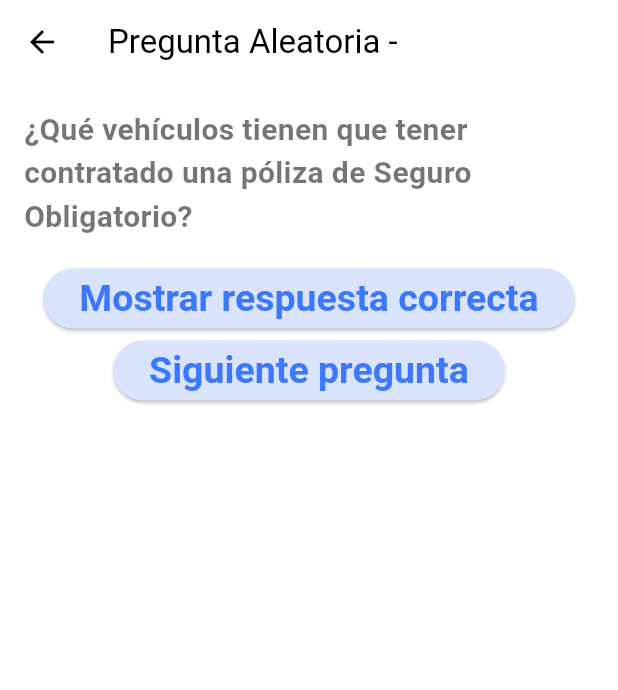
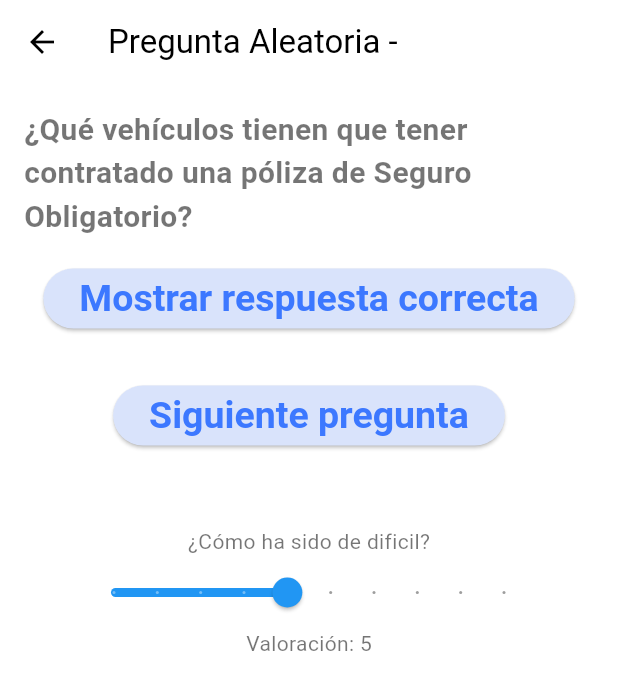
Before and after one commit to AChacon97/oposiciones, a Flutter app: the Respuestas_Temario screen opened directly with empty values, after a tap on "Mostrar respuesta correcta", after a tap on "Siguiente pregunta", on a phone screen of 412 x 824 dp. Shown: the top 690 px of the screen. Run offline on Flutter 3.47's test engine with Material 3 defaults, Android fonts, the phone set to English and light mode, and no system bars; our stand-ins replace firebase_core, image_picker, permission_handler; accounts and stored records are empty; Roboto replaces fonts that are missing (Times New Roman).

Commit message:
Pestaña de temarios_temas acabada

```diff
--- a/appoposiciones/lib/respuestas_temario.dart
+++ b/appoposiciones/lib/respuestas_temario.dart
@@ -17,21 +17,23 @@ class _Respuestas_TemarioState extends State<Respuestas_Temario> {
   List<dynamic> preguntas = [];
   List<dynamic> respuestas = [];
   int indicePregunta = -1; // Índice de la pregunta actual. (Inicialmente  no hay preguntas)
+  double valoracionDificultad = 5;
 
   Future<void> cargarDatos() async {
     // Cargar las preguntas
 
-    final String preguntasResponse = await rootBundle.loadString('assets/preguntas.json');
-    preguntas = json.decode(preguntasResponse)['preguntas'];
+    final String preguntasResponse = await rootBundle.loadString('assets/preguntas.json'); //
+    preguntas = json.decode(preguntasResponse)['preguntas']; // Conviertes la cadena de texto JSON a un objeto en Dart. El ['preguntas'] se riefere al nombre de la lista del documento JSON.
 
 
     // Cargar las respuestas
     final String respuestasReponse = await rootBundle.loadString('assets/respuestas.json');
-    respuestas = json.decode(respuestasReponse);
+    respuestas = json.decode(respuestasReponse); // Conviertes la cadena de texto JSON a un objeto en Dart.
 
     //Generar una pregunta aleatoria al cargar
     if (preguntas.isNotEmpty){
       indicePregunta = (DateTime.now().millisecondsSinceEpoch % preguntas.length).toInt();
+      /* Con esto DateTime.now().millisecondsSinceEpoch % conseguimos un número aleatorio entre 0 y preguntas.length */
     }
 
     setState(() {}); // Actualizar la interfaz después de cargar
@@ -48,18 +50,22 @@ class _Respuestas_TemarioState extends State<Respuestas_Temario> {
     if (indicePregunta >= 0 && indicePregunta < respuestas.length){
       //Obtener el ID de la pregunta actual
 
-    final preguntaActual = preguntas[indicePregunta];
-    final preguntaID = preguntaActual['id'];
+    final preguntaActual = preguntas[indicePregunta]; // Quieres coger el indicePreguntas que anteriormente es un número aleatorio. Ese numero lo tiene ya en la lista preguntas y se guarda en preguntasActual.
+    final preguntaID = preguntaActual['id']; // Como ya tenemos el numero aleatorio de la lista preguntas en preguntaActual pues ahora utilizamos ese número para ir al 'id' del archivo JSON de preguntas y así saber que pregunta es.
 
     // Buscar la respuesta correcta basada en el ID de la pregunta.
 
-    final respuestaActual = respuestas.firstWhere(
-      (respuesta)=> respuesta['preguntaId'] == preguntaID,
-       orElse: () => null,
+    final respuestaActual = respuestas.firstWhere( // Revisa cada elemento de la lista respuestas y busca el primer elemento que cumpla con una condición especifica.
+      (respuesta)=> respuesta['preguntaId'] == preguntaID, /* (respuesta): Es el nombre que se le da a cada elemento de esa lista mientras se está revisando uno por uno
+                                                               respuesta es un nombre temporar que se usa para refereirse a cada elemento en la lista mientras se busca
+                                                               Esta parte es una función que toma cada respuesta de la lista y verifica si su preguntaId es igual al preguntaID que tienes.
+
+                                                               EN CONCLUSION: La función busca en la lista respuestas la primera respuesta cuyo preguntaId coincida con preguntaID. Si encuentra una coincidencia, la guarda en la variable respuestaActual. Si no encuentra ninguna coincidencia, respuestaActual será null. */
+       orElse: () => null,// Si encuentra un elemento que cumple con la condición, lo devuelve; si no, ejecuta el bloque orElse.
     );
     if (respuestaActual != null){
       final correcta = respuestaActual['correcta'];
-      respuestaCorrecta = respuestaActual['respuestas'].firstWhere(
+      respuestaCorrecta = respuestaActual['respuestas'].firstWhere( //Si se encuentra una respuesta válida, obtiene el ID de la respuesta correcta y la busca en la lista.
         (respuesta) => respuesta['id'] == correcta,
          orElse: () => null,
       )?['respuesta']?? 'Respuesta no encontrada';
@@ -70,7 +76,7 @@ class _Respuestas_TemarioState extends State<Respuestas_Temario> {
 void siguientePregunta(){
   setState(() {
     // Generar un índice aleatorio
-    indicePregunta = (DateTime.now().millisecondsSinceEpoch % preguntas.length).toInt();
+    indicePregunta = (DateTime.now().millisecondsSinceEpoch % preguntas.length).toInt(); // Genera otra pregunta aleatoria y reinicia respuestaCorrecta.
     respuestaCorrecta = null; // Reiniciar la respuesta correcta.
   });
 }
@@ -102,9 +108,37 @@ void siguientePregunta(){
                     style: TextStyle(fontSize: 18.0, color: Colors.blue),
                     ),
                   ),
+                  SizedBox(height: 30,),
                   _botonPasar(siguientePregunta), // Llamar al botón para pasar
 
+                  Padding(
+                    padding: const EdgeInsets.all(50.0),
+                    child: Column(
+                      children: [
+                        Text('¿Cómo ha sido de dificil?'),
+                        Slider(
+                          value: valoracionDificultad,
+                          min: 1,
+                          max: 10,
+                          divisions: 9,  // Lo partimos en 9 puntos para seleccionar
+                          label: valoracionDificultad.round().toString(), /* Se utiliza para mostrar una etiqueta en el Slider que indica el valor actual seleccionado por el usuario.
+                                                                             El .round() sirve para rendondear al entero mas cercano.
+                                                                             El toString convierte el tipo entero a String porque el label tiene que recibir un tipo de dato String para mostrarlo.*/
 
+                          /*se utiliza para manejar el evento cuando el usuario mueve el Slider.
+                            onChanged: Esta propiedad se activa cada vez que el usuario mueve el Slider.
+                            (double nuevoValor): Esta es la función anónima que recibe un parámetro llamado nuevoValor, que representa el nuevo valor del Slider cuando se ajusta.  */
+                          onChanged: (double nuevoValor){
+                            setState(() {
+                              valoracionDificultad = nuevoValor;
+                            });
+                          },
+                        ),
+                        Text('Valoración: ${valoracionDificultad.round()}'),
+
+                      ],
+                    ),
+                  )
         ],
       ),
     );
```
Also changed, not shown: 1 other file.
